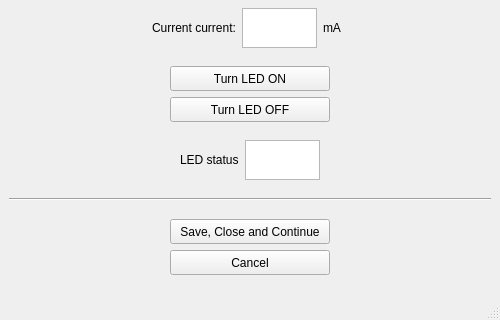
Above: UIs/MainWindow.ui from CrespiLab/MODmode before the change; both pictures show x 0 to 500 and y 280 to 600 of the 500 by 600 pixel window. Below: the same form after it.
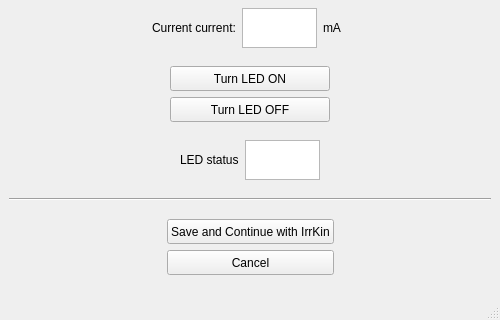
That is the form after the change.

Patch:
```diff
--- a/UIs/MainWindow.ui
+++ b/UIs/MainWindow.ui
@@ -422,12 +422,12 @@
           </property>
           <property name="maximumSize">
            <size>
-            <width>250</width>
+            <width>350</width>
             <height>25</height>
            </size>
           </property>
           <property name="text">
-           <string>Save, Close and Continue</string>
+           <string>Save and Continue with IrrKin</string>
           </property>
          </widget>
         </item>
```
